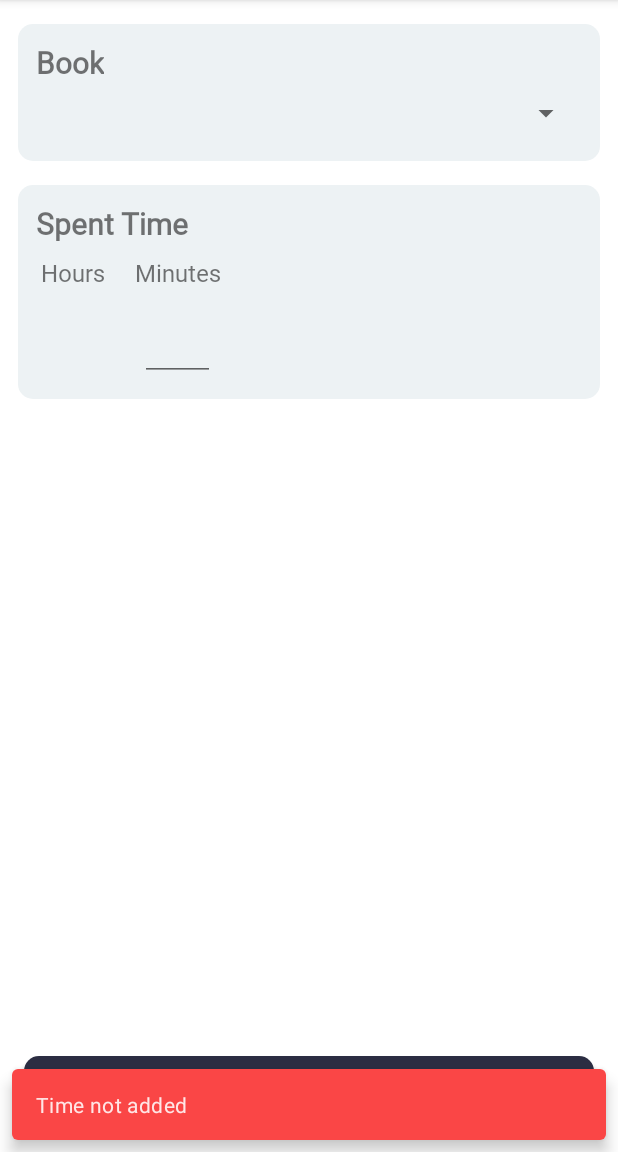
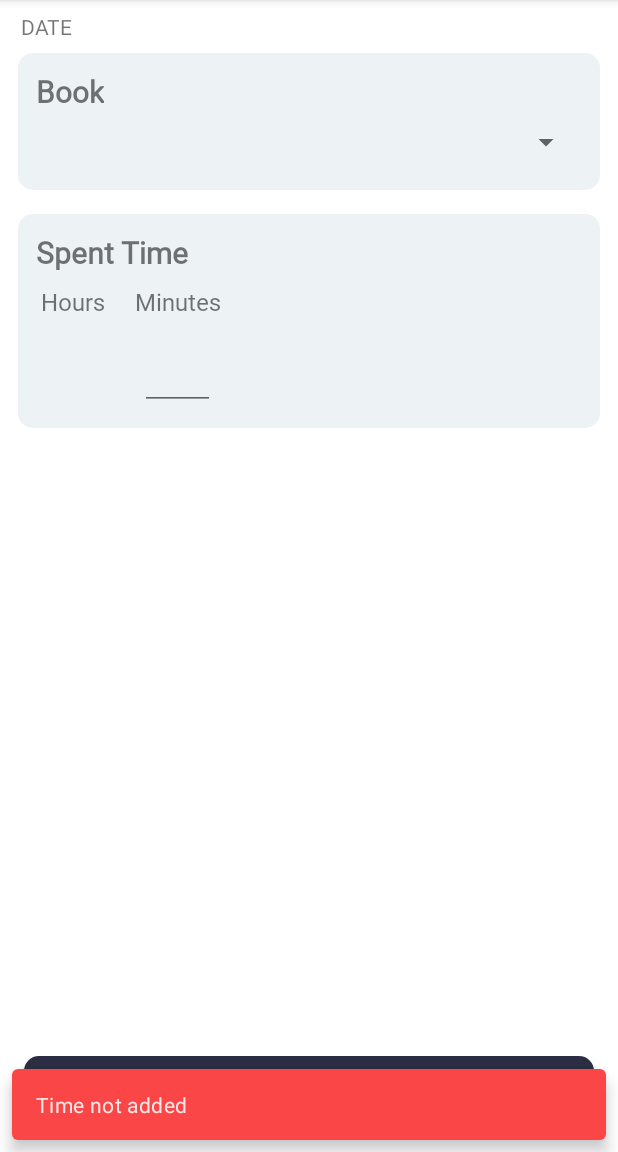
Before and after one commit to rodrigonovoas/my-book-collection-app, an Android app: the AddRecordActivity screen opened directly, with no data from a screen before it, after a tap on "ADD", on a phone screen of 412 x 824 dp, the part 84-1236 px from its top. Run offline under Robolectric (Android 15) with nearby library versions, the phone set to English and light mode, and no system bars; pictures from the network do not load.

Commit message:
now the record is linked to the selected date

```diff
--- a/app/src/main/java/app/rodrigonovoa/mybookcollection/ui/addRecord/AddRecordActivity.kt
+++ b/app/src/main/java/app/rodrigonovoa/mybookcollection/ui/addRecord/AddRecordActivity.kt
@@ -9,6 +9,7 @@ import android.widget.AdapterView
 import androidx.appcompat.app.AppCompatActivity
 import app.rodrigonovoa.mybookcollection.databinding.ActivityAddRecordBinding
 import app.rodrigonovoa.mybookcollection.ui.myRecords.MyRecordsFragment
+import app.rodrigonovoa.mybookcollection.utils.DateUtils
 import app.rodrigonovoa.mybookcollection.utils.SnackBarUtils
 import org.koin.androidx.viewmodel.ext.android.viewModel
 
@@ -17,6 +18,7 @@ class AddRecordActivity : AppCompatActivity() {
 
     private lateinit var binding: ActivityAddRecordBinding
     private val viewModel: AddRecordViewModel by viewModel()
+    private var recordDate = 0L
 
     override fun onCreate(savedInstanceState: Bundle?) {
         super.onCreate(savedInstanceState)
@@ -24,9 +26,16 @@ class AddRecordActivity : AppCompatActivity() {
         setContentView(binding.root)
         supportActionBar?.setDisplayHomeAsUpEnabled(true)
 
+        setRecordDate()
         viewListeners()
         observeBooksFromDatabase()
         observeDatabaseInsertResult()
+    }
+
+    private fun setRecordDate() {
+        val date = intent.getLongExtra("recordDay", 0L)
+        recordDate = date
+        if(date != 0L) binding.tvRecordDate.setText(DateUtils.fromTimestampToDateString(date))
     }
 
     private fun observeDatabaseInsertResult() {
@@ -70,7 +79,7 @@ class AddRecordActivity : AppCompatActivity() {
             if (spentTimeMinutes.isEmpty()) spentTimeMinutes = "0"
 
             viewModel.insertNewRecord(
-                spentTimeHours.toLong(), spentTimeMinutes.toLong()
+                recordDate, spentTimeHours.toLong(), spentTimeMinutes.toLong()
             )
         }
 
--- a/app/src/main/java/app/rodrigonovoa/mybookcollection/ui/addRecord/AddRecordViewModel.kt
+++ b/app/src/main/java/app/rodrigonovoa/mybookcollection/ui/addRecord/AddRecordViewModel.kt
@@ -35,13 +35,13 @@ class AddRecordViewModel(private val bookCollectionRepository: BookCollectionRep
         }
     }
 
-    fun insertNewRecord(spentHours: Long, spentMinutes: Long) {
+    fun insertNewRecord(date: Long, spentHours: Long, spentMinutes: Long) {
         if (!hasBookBeenSelected()) return
         val spentTime = getSpentTimeInMillis(spentHours, spentMinutes)
         if (!hasTimeBeenAdded(spentTime)) return
         val record =
             RecordEntity(
-                null, DateUtils.getCurrentDateTimeAsTimeStamp(),
+                null, date,
                 spentTime, "", selectedBookId
             )
 
--- a/app/src/main/java/app/rodrigonovoa/mybookcollection/ui/dialogs/RecordDetailDialog.kt
+++ b/app/src/main/java/app/rodrigonovoa/mybookcollection/ui/dialogs/RecordDetailDialog.kt
@@ -74,7 +74,7 @@ class RecordDetailDialog(val context: Context) {
     fun setTotalHours(totalHours: Long) {
         val tvTotalHours = dialog.findViewById(R.id.tv_total_hours) as TextView
         var totalHoursString = "0"
-        if (totalHours > 0) totalHoursString = DateUtils.fromMillisecondsToDateString(totalHours)
+        if (totalHours > 0) totalHoursString = DateUtils.fromMillisecondsToTimeString(totalHours)
         if (dialog != null) tvTotalHours.setText("Total hours: " + totalHoursString)
     }
 
--- a/app/src/main/java/app/rodrigonovoa/mybookcollection/ui/myRecords/MyRecordsListAdapter.kt
+++ b/app/src/main/java/app/rodrigonovoa/mybookcollection/ui/myRecords/MyRecordsListAdapter.kt
@@ -36,7 +36,7 @@ class MyRecordsListAdapter(private val recordsList: List<Record>) : RecyclerView
         recordItem: Record
     ) {
         holder.tvBookTitleAndAuthor.text = recordItem.bookName + " (${recordItem.bookAuthor})"
-        holder.tvBookSpentTime.text = DateUtils.fromMillisecondsToDateString(recordItem.spentTime)
+        holder.tvBookSpentTime.text = DateUtils.fromMillisecondsToTimeString(recordItem.spentTime)
     }
 
     private fun loadCover(
--- a/app/src/main/java/app/rodrigonovoa/mybookcollection/utils/DateUtils.kt
+++ b/app/src/main/java/app/rodrigonovoa/mybookcollection/utils/DateUtils.kt
@@ -8,14 +8,14 @@ object DateUtils {
     fun fromTimestampToDateString(time: Long): String {
         try {
             val sdf = SimpleDateFormat("dd/MM/yyyy")
-            val netDate = Date(time * 1000)
+            val netDate = Date(time)
             return sdf.format(netDate)
         } catch (e: Exception) {
             return e.toString()
         }
     }
 
-    fun fromMillisecondsToDateString(time: Long) : String {
+    fun fromMillisecondsToTimeString(time: Long) : String {
         return String.format("%02d:%02d:%02d",
             TimeUnit.MILLISECONDS.toHours(time),
             TimeUnit.MILLISECONDS.toMinutes(time) -
--- a/app/src/main/res/layout/activity_add_record.xml
+++ b/app/src/main/res/layout/activity_add_record.xml
@@ -7,6 +7,15 @@
     android:padding="8dp"
     tools:context=".ui.addRecord.AddRecordActivity">
 
+    <TextView
+        android:id="@+id/tv_record_date"
+        android:layout_width="match_parent"
+        android:layout_height="wrap_content"
+        android:text="DATE"
+        android:textSize="14dp"
+        android:layout_marginLeft="6dp"
+        />
+
     <LinearLayout
         android:id="@+id/ll_selected_book"
         android:layout_width="match_parent"
@@ -15,6 +24,7 @@
         android:layout_marginTop="8dp"
         android:layout_marginLeft="4dp"
         android:layout_marginRight="4dp"
+        android:layout_below="@+id/tv_record_date"
         android:orientation="vertical"
         android:background="@drawable/add_record_section_bg">
 
```
Also changed, not shown: app/src/main/java/app/rodrigonovoa/mybookcollection/ui/myRecords/MyRecordsFragment.kt (+9 -5 lines).
